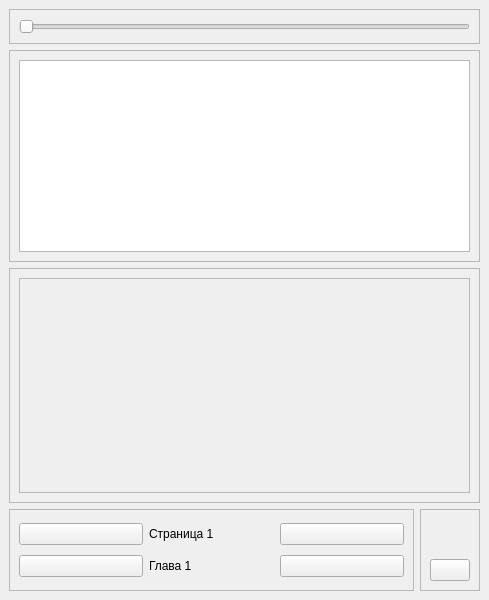
brandonzorn/Nlight, file data/ui/windows/reader.ui: the form before one commit.
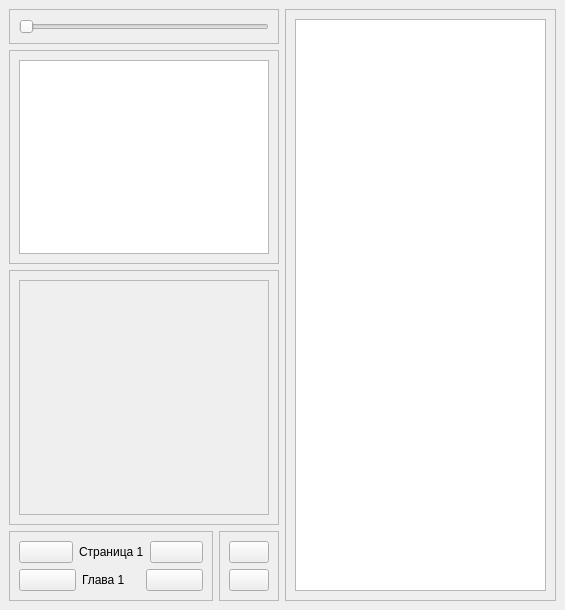
The form after the commit.

Commit message: added chapters list

```diff
--- a/data/ui/windows/reader.ui
+++ b/data/ui/windows/reader.ui
@@ -6,8 +6,8 @@
    <rect>
     <x>0</x>
     <y>0</y>
-    <width>489</width>
-    <height>600</height>
+    <width>565</width>
+    <height>610</height>
    </rect>
   </property>
   <property name="windowTitle">
@@ -20,7 +20,9 @@
    <property name="styleSheet">
     <string notr="true"/>
    </property>
-   <layout class="QVBoxLayout" name="verticalLayout_4">
+   <layout class="QHBoxLayout" name="horizontalLayout_3">
+    <item>
+     <layout class="QVBoxLayout" name="verticalLayout_7">
     <item>
      <widget class="QWidget" name="text_reader" native="true">
       <layout class="QVBoxLayout" name="verticalLayout_2" stretch="0,0">
@@ -132,8 +134,8 @@
            <rect>
             <x>0</x>
             <y>0</y>
-            <width>449</width>
-            <height>200</height>
+              <width>247</width>
+              <height>220</height>
            </rect>
           </property>
           <property name="autoFillBackground">
@@ -294,20 +296,23 @@
         </property>
         <layout class="QVBoxLayout" name="verticalLayout_3">
          <item>
-          <spacer name="verticalSpacer">
-           <property name="orientation">
-            <enum>Qt::Vertical</enum>
-           </property>
-           <property name="sizeType">
-            <enum>QSizePolicy::Minimum</enum>
-           </property>
-           <property name="sizeHint" stdset="0">
-            <size>
-             <width>20</width>
-             <height>40</height>
-            </size>
-           </property>
-          </spacer>
+            <widget class="QPushButton" name="ch_list_btn">
+             <property name="cursor">
+              <cursorShape>PointingHandCursor</cursorShape>
+             </property>
+             <property name="focusPolicy">
+              <enum>Qt::NoFocus</enum>
+             </property>
+             <property name="text">
+              <string/>
+             </property>
+             <property name="shortcut">
+              <string>C</string>
+             </property>
+             <property name="checkable">
+              <bool>true</bool>
+             </property>
+            </widget>
          </item>
          <item>
           <widget class="QPushButton" name="fullscreen_btn">
@@ -332,6 +337,36 @@
        </widget>
       </item>
      </layout>
+      </item>
+     </layout>
+    </item>
+    <item>
+     <widget class="QFrame" name="chapters_frame">
+      <property name="sizePolicy">
+       <sizepolicy hsizetype="Maximum" vsizetype="Preferred">
+        <horstretch>0</horstretch>
+        <verstretch>0</verstretch>
+       </sizepolicy>
+      </property>
+      <property name="frameShape">
+       <enum>QFrame::StyledPanel</enum>
+      </property>
+      <property name="frameShadow">
+       <enum>QFrame::Raised</enum>
+      </property>
+      <layout class="QVBoxLayout" name="verticalLayout_4">
+       <item>
+        <widget class="QListWidget" name="items_list">
+         <property name="contextMenuPolicy">
+          <enum>Qt::CustomContextMenu</enum>
+         </property>
+         <property name="wordWrap">
+          <bool>true</bool>
+         </property>
+        </widget>
+       </item>
+      </layout>
+     </widget>
     </item>
    </layout>
   </widget>
```
Lines whose indentation alone changed are shown as unchanged. The commit also changes 2 other files.
